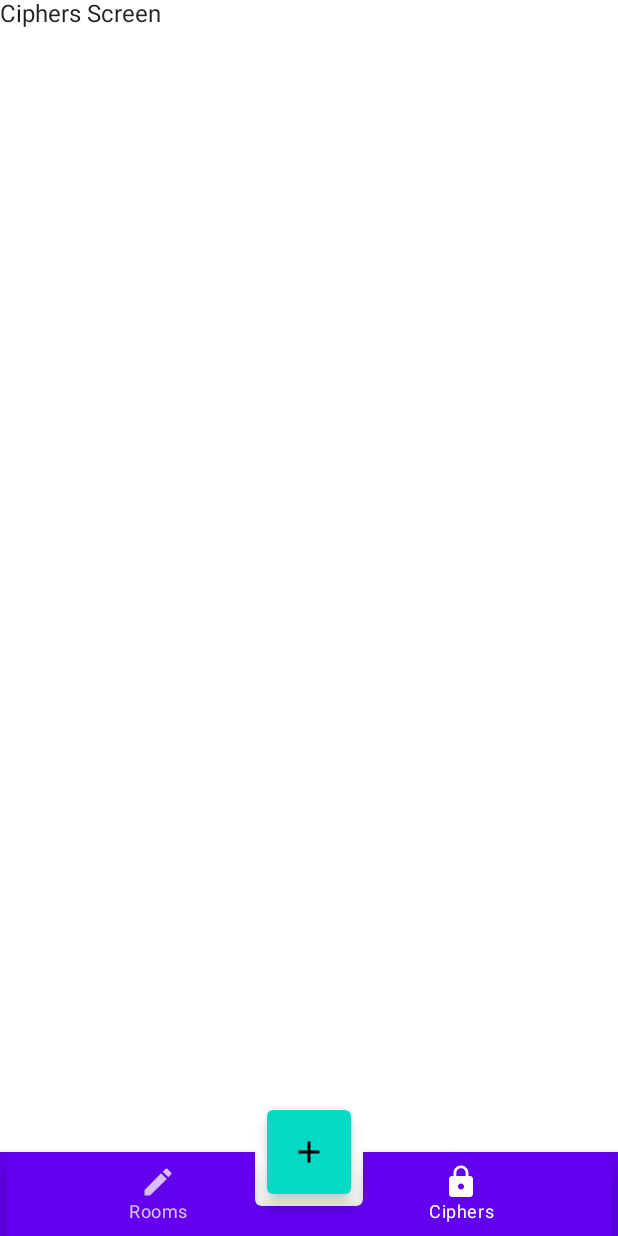
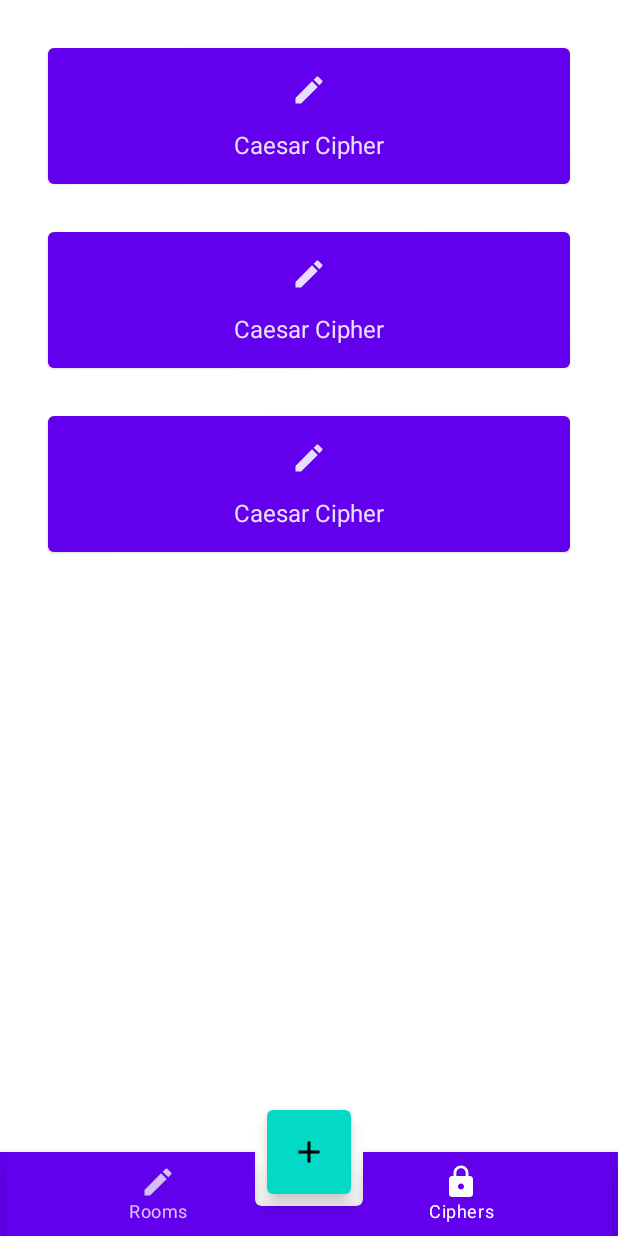
Before and after one commit to cucerdariancatalin/Krypto, an Android app built with Jetpack Compose: the CiphersScreen screen opened through its navigation route, on a phone screen of 412 x 824 dp. Run offline under Robolectric (Android 15) with nearby library versions, the phone set to English and light mode, and no system bars.

Commit message:
Created list of ciphers

```diff
--- a/app/src/main/java/com/vitassalvantes/krypto/ui/screens/CiphersScreen.kt
+++ b/app/src/main/java/com/vitassalvantes/krypto/ui/screens/CiphersScreen.kt
@@ -1,9 +1,33 @@
 package com.vitassalvantes.krypto.ui.screens
 
-import androidx.compose.material.Text
+import androidx.compose.foundation.layout.fillMaxWidth
+import androidx.compose.foundation.layout.padding
+import androidx.compose.foundation.lazy.LazyColumn
+import androidx.compose.foundation.lazy.items
 import androidx.compose.runtime.Composable
+import androidx.compose.ui.Modifier
+import androidx.compose.ui.unit.dp
+import com.vitassalvantes.krypto.ciphers.CaesarCipher
+import com.vitassalvantes.krypto.ciphers.KryptoCipher
+import com.vitassalvantes.krypto.ui.components.KryptoCard
 
+/**
+ * Screen with a list of ciphers used in the app.
+ */
 @Composable
 fun CiphersScreen() {
-    Text(text = "Ciphers Screen")
+    /**
+     * List of ciphers used in the app
+     */
+    val ciphers = listOf<KryptoCipher>(CaesarCipher(), CaesarCipher(), CaesarCipher())
+
+    LazyColumn(
+        Modifier
+            .fillMaxWidth()
+            .padding(16.dp)
+    ) {
+        items(ciphers) { cipher ->
+            KryptoCard(cardName = cipher.name, cardIcon = cipher.icon)
+        }
+    }
 }
```
